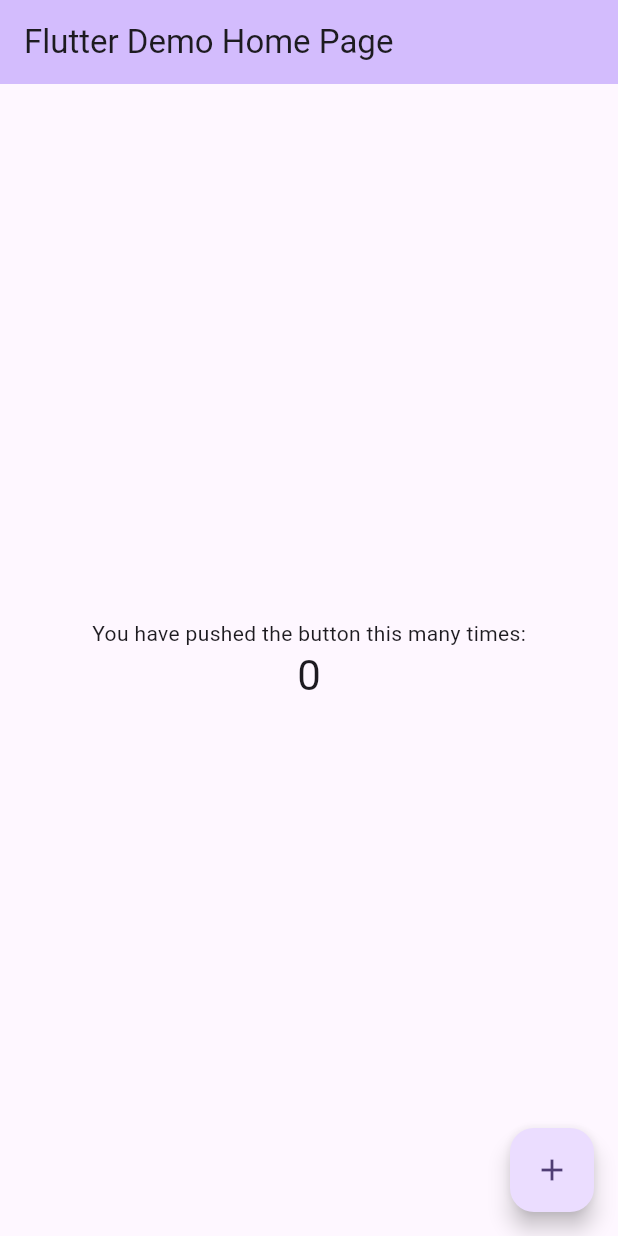
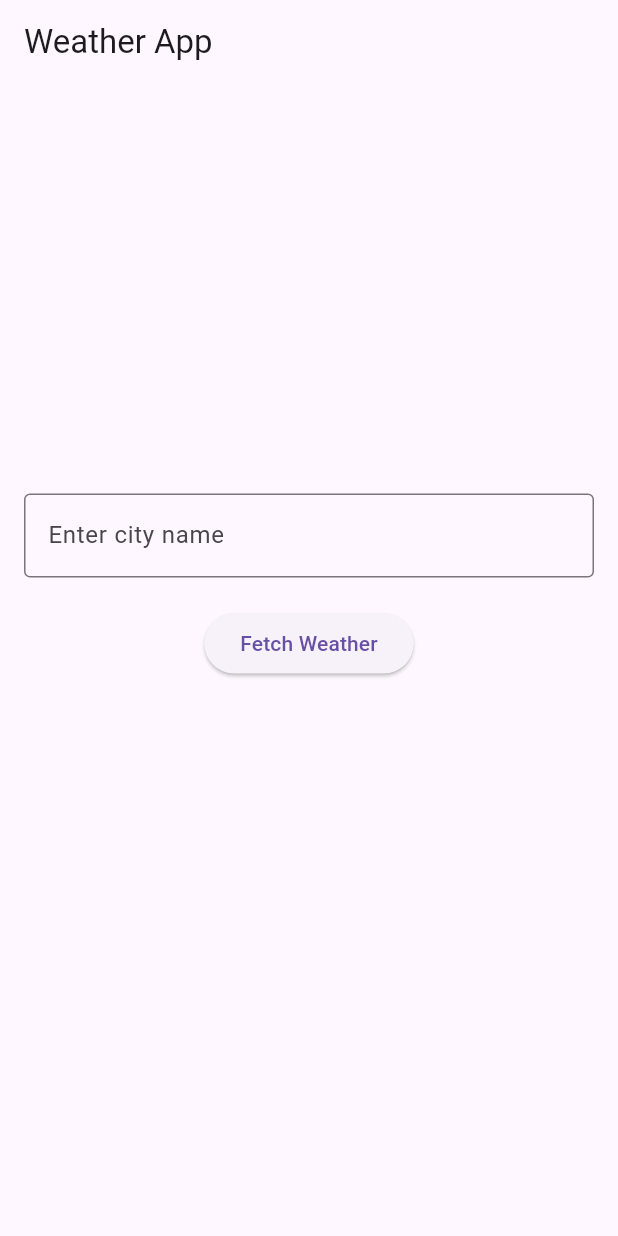
Before and after one commit to rayh4an/MAD_WeatherApp_2-5, a Flutter app: the screen it shows after launch, on a phone screen of 412 x 824 dp. Run offline on Flutter 3.47's test engine with Material 3 defaults, Android fonts, the phone set to English and light mode, and no system bars.

Commit message:
Basic UI with input field and button

```diff
--- a/lib/main.dart
+++ b/lib/main.dart
@@ -1,125 +1,76 @@
 import 'package:flutter/material.dart';
 
 void main() {
-  runApp(const MyApp());
+  runApp(MyApp());
 }
 
 class MyApp extends StatelessWidget {
-  const MyApp({super.key});
-
-  // This widget is the root of your application.
   @override
   Widget build(BuildContext context) {
     return MaterialApp(
-      title: 'Flutter Demo',
-      theme: ThemeData(
-        // This is the theme of your application.
-        //
-        // TRY THIS: Try running your application with "flutter run". You'll see
-        // the application has a purple toolbar. Then, without quitting the app,
-        // try changing the seedColor in the colorScheme below to Colors.green
-        // and then invoke "hot reload" (save your changes or press the "hot
-        // reload" button in a Flutter-supported IDE, or press "r" if you used
-        // the command line to start the app).
-        //
-        // Notice that the counter didn't reset back to zero; the application
-        // state is not lost during the reload. To reset the state, use hot
-        // restart instead.
-        //
-        // This works for code too, not just values: Most code changes can be
-        // tested with just a hot reload.
-        colorScheme: ColorScheme.fromSeed(seedColor: Colors.deepPurple),
-        useMaterial3: true,
-      ),
-      home: const MyHomePage(title: 'Flutter Demo Home Page'),
+      debugShowCheckedModeBanner: false,
+      home: WeatherScreen(),
     );
   }
 }
 
-class MyHomePage extends StatefulWidget {
-  const MyHomePage({super.key, required this.title});
-
-  // This widget is the home page of your application. It is stateful, meaning
-  // that it has a State object (defined below) that contains fields that affect
-  // how it looks.
-
-  // This class is the configuration for the state. It holds the values (in this
-  // case the title) provided by the parent (in this case the App widget) and
-  // used by the build method of the State. Fields in a Widget subclass are
-  // always marked "final".
-
-  final String title;
-
+class WeatherScreen extends StatefulWidget {
   @override
-  State<MyHomePage> createState() => _MyHomePageState();
+  _WeatherScreenState createState() => _WeatherScreenState();
 }
 
-class _MyHomePageState extends State<MyHomePage> {
-  int _counter = 0;
+class _WeatherScreenState extends State<WeatherScreen> {
+  final TextEditingController _controller = TextEditingController();
+  String city = "";
+  String temperature = "";
+  String weatherCondition = "";
 
-  void _incrementCounter() {
+  void fetchWeather() {
     setState(() {
-      // This call to setState tells the Flutter framework that something has
-      // changed in this State, which causes it to rerun the build method below
-      // so that the display can reflect the updated values. If we changed
-      // _counter without calling setState(), then the build method would not be
-      // called again, and so nothing would appear to happen.
-      _counter++;
+      city = _controller.text;
+      temperature = "25°C"; // Mock data
+      weatherCondition = "Sunny"; // Mock data
     });
   }
 
   @override
   Widget build(BuildContext context) {
-    // This method is rerun every time setState is called, for instance as done
-    // by the _incrementCounter method above.
-    //
-    // The Flutter framework has been optimized to make rerunning build methods
-    // fast, so that you can just rebuild anything that needs updating rather
-    // than having to individually change instances of widgets.
     return Scaffold(
-      appBar: AppBar(
-        // TRY THIS: Try changing the color here to a specific color (to
-        // Colors.amber, perhaps?) and trigger a hot reload to see the AppBar
-        // change color while the other colors stay the same.
-        backgroundColor: Theme.of(context).colorScheme.inversePrimary,
-        // Here we take the value from the MyHomePage object that was created by
-        // the App.build method, and use it to set our appbar title.
-        title: Text(widget.title),
-      ),
-      body: Center(
-        // Center is a layout widget. It takes a single child and positions it
-        // in the middle of the parent.
+      appBar: AppBar(title: Text("Weather App")),
+      body: Padding(
+        padding: const EdgeInsets.all(16.0),
         child: Column(
-          // Column is also a layout widget. It takes a list of children and
-          // arranges them vertically. By default, it sizes itself to fit its
-          // children horizontally, and tries to be as tall as its parent.
-          //
-          // Column has various properties to control how it sizes itself and
-          // how it positions its children. Here we use mainAxisAlignment to
-          // center the children vertically; the main axis here is the vertical
-          // axis because Columns are vertical (the cross axis would be
-          // horizontal).
-          //
-          // TRY THIS: Invoke "debug painting" (choose the "Toggle Debug Paint"
-          // action in the IDE, or press "p" in the console), to see the
-          // wireframe for each widget.
           mainAxisAlignment: MainAxisAlignment.center,
-          children: <Widget>[
-            const Text(
-              'You have pushed the button this many times:',
+          crossAxisAlignment: CrossAxisAlignment.center,
+          children: [
+            TextField(
+              controller: _controller,
+              decoration: InputDecoration(
+                labelText: "Enter city name",
+                border: OutlineInputBorder(),
+              ),
+            ),
+            SizedBox(height: 20),
+            ElevatedButton(
+              onPressed: fetchWeather,
+              child: Text("Fetch Weather"),
+            ),
+            SizedBox(height: 20),
+            Text(
+              city.isNotEmpty ? "City: $city" : "",
+              style: TextStyle(fontSize: 18, fontWeight: FontWeight.bold),
             ),
             Text(
-              '$_counter',
-              style: Theme.of(context).textTheme.headlineMedium,
+              temperature.isNotEmpty ? "Temperature: $temperature" : "",
+              style: TextStyle(fontSize: 18),
+            ),
+            Text(
+              weatherCondition.isNotEmpty ? "Condition: $weatherCondition" : "",
+              style: TextStyle(fontSize: 18),
             ),
           ],
         ),
       ),
-      floatingActionButton: FloatingActionButton(
-        onPressed: _incrementCounter,
-        tooltip: 'Increment',
-        child: const Icon(Icons.add),
-      ), // This trailing comma makes auto-formatting nicer for build methods.
     );
   }
 }
```
